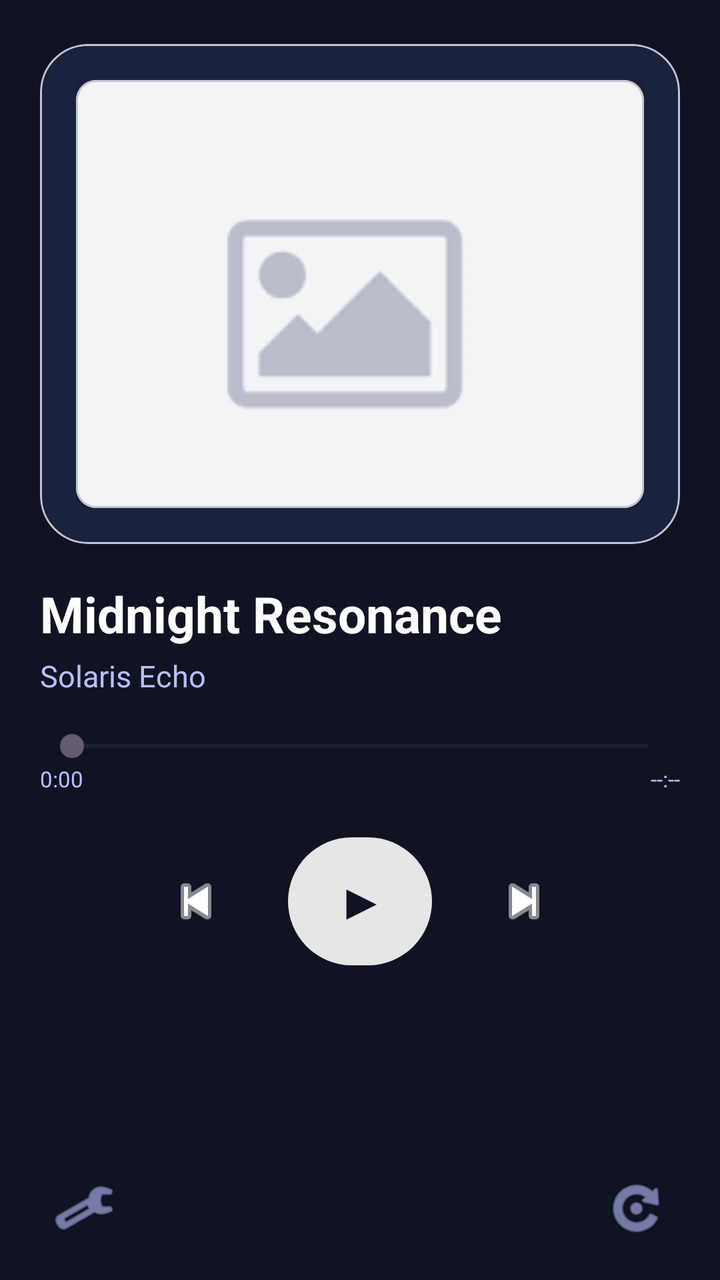
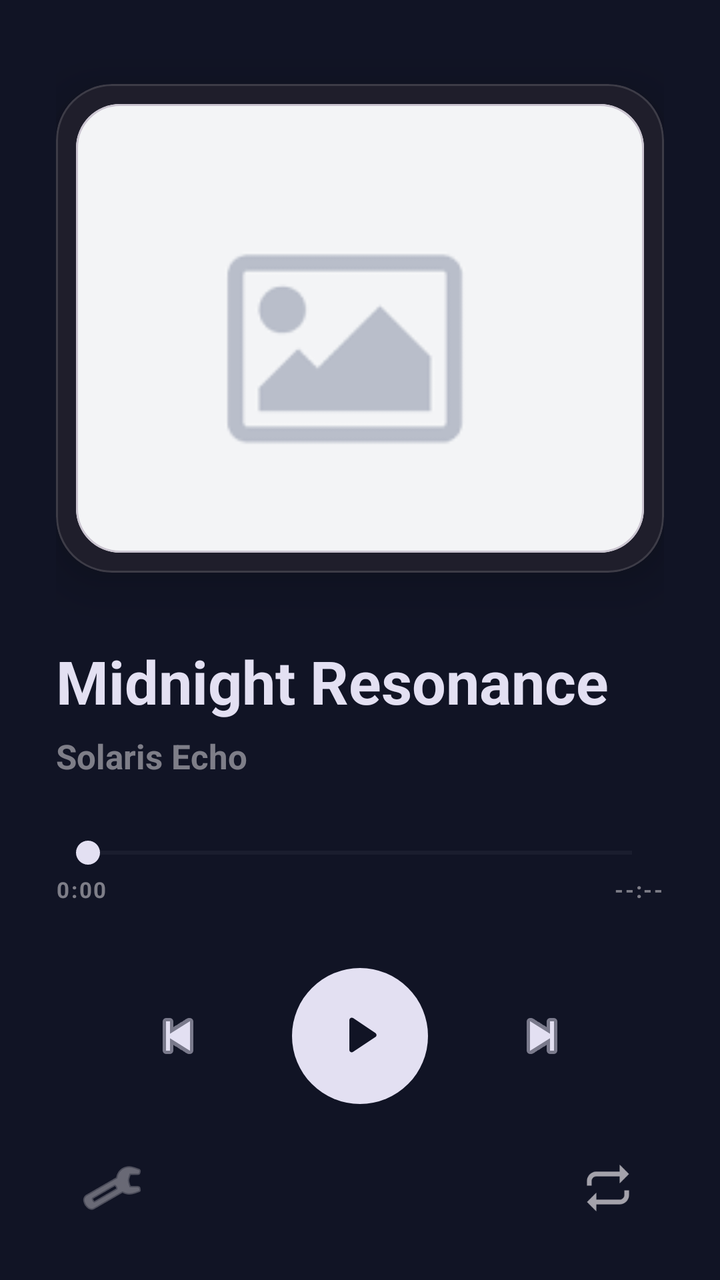

Screens rendered from an Android XML layout before and after an edit, with the pre-edit source and the edit as a unified diff.
<!-- AndroidManifest.xml: application theme Theme.FDPDPlayer -->
<!-- res/layout/fragment_cancion.xml -->
<?xml version="1.0" encoding="utf-8"?>
<LinearLayout xmlns:android="http://schemas.android.com/apk/res/android"
    xmlns:app="http://schemas.android.com/apk/res-auto"
    xmlns:tools="http://schemas.android.com/tools"
    android:layout_width="match_parent"
    android:layout_height="match_parent"
    android:orientation="vertical"
    android:background="#101322"
    android:paddingStart="20dp"
    android:paddingTop="18dp"
    android:paddingEnd="20dp"
    android:paddingBottom="14dp"
    tools:context=".fragments.internalFragments.itemFragments.CancionFragment">

    <LinearLayout
        android:layout_width="match_parent"
        android:layout_height="0dp"
        android:layout_weight="1"
        android:gravity="center_horizontal"
        android:orientation="vertical">

        <com.google.android.material.card.MaterialCardView
            android:layout_width="match_parent"
            android:layout_height="wrap_content"
            android:layout_marginTop="4dp"
            android:layout_marginBottom="18dp"
            app:cardBackgroundColor="#19233E"
            app:cardCornerRadius="24dp"
            app:cardElevation="0dp">

            <FrameLayout
                android:layout_width="match_parent"
                android:layout_height="250dp"
                android:padding="18dp">

                <com.google.android.material.card.MaterialCardView
                    android:layout_width="match_parent"
                    android:layout_height="match_parent"
                    app:cardBackgroundColor="#080A10"
                    app:cardCornerRadius="10dp"
                    app:cardElevation="8dp">

                    <ImageView
                        android:id="@+id/ivCaratula"
                        android:layout_width="match_parent"
                        android:layout_height="match_parent"
                        android:scaleType="centerCrop"
                        android:src="@drawable/imagenotfound" />
                </com.google.android.material.card.MaterialCardView>
            </FrameLayout>
        </com.google.android.material.card.MaterialCardView>

        <TextView
            android:id="@+id/tvNombreCancion"
            android:layout_width="match_parent"
            android:layout_height="wrap_content"
            android:ellipsize="end"
            android:maxLines="1"
            android:text="Midnight Resonance"
            android:textColor="@android:color/white"
            android:textSize="25sp"
            android:textStyle="bold" />

        <TextView
            android:id="@+id/tvSubCancion"
            android:layout_width="match_parent"
            android:layout_height="wrap_content"
            android:layout_marginTop="4dp"
            android:ellipsize="end"
            android:maxLines="1"
            android:text="Solaris Echo"
            android:textColor="#B9C0FF"
            android:textSize="15sp" />

        <SeekBar
            android:id="@+id/seekBarProgreso"
            android:layout_width="match_parent"
            android:layout_height="wrap_content"
            android:layout_marginTop="16dp"
            android:max="100"
            android:progress="0" />

        <LinearLayout
            android:layout_width="match_parent"
            android:layout_height="wrap_content"
            android:orientation="horizontal">

            <TextView
                android:id="@+id/tvTiempoActual"
                android:layout_width="0dp"
                android:layout_height="wrap_content"
                android:layout_weight="1"
                android:text="0:00"
                android:textColor="#B9C0FF"
                android:textSize="11sp" />

            <TextView
                android:id="@+id/tvTiempoFinal"
                android:layout_width="wrap_content"
                android:layout_height="wrap_content"
                android:text="--:--"
                android:textColor="#B9C0FF"
                android:textSize="11sp" />
        </LinearLayout>

        <LinearLayout
            android:layout_width="match_parent"
            android:layout_height="wrap_content"
            android:layout_marginTop="18dp"
            android:gravity="center"
            android:orientation="horizontal">

            <ImageButton
                android:id="@+id/btnAnterior"
                android:layout_width="48dp"
                android:layout_height="48dp"
                android:layout_marginEnd="22dp"
                android:background="@android:color/transparent"
                android:contentDescription="Canción anterior"
                android:src="@android:drawable/ic_media_previous"
                app:tint="@android:color/white" />

            <com.google.android.material.button.MaterialButton
                android:id="@+id/btnPlayPause"
                android:layout_width="72dp"
                android:layout_height="72dp"
                android:text="▶"
                android:textColor="#101322"
                android:textSize="24sp"
                android:textStyle="bold"
                app:backgroundTint="#E6E6E6"
                app:cornerRadius="36dp" />

            <ImageButton
                android:id="@+id/btnSiguiente"
                android:layout_width="48dp"
                android:layout_height="48dp"
                android:layout_marginStart="22dp"
                android:background="@android:color/transparent"
                android:contentDescription="Siguiente canción"
                android:src="@android:drawable/ic_media_next"
                app:tint="@android:color/white" />
        </LinearLayout>

    </LinearLayout>

    <LinearLayout
        android:layout_width="match_parent"
        android:layout_height="wrap_content"
        android:layout_marginTop="8dp"
        android:gravity="center_vertical"
        android:orientation="horizontal">

        <ImageButton
            android:id="@+id/btnConfigurar"
            android:layout_width="44dp"
            android:layout_height="44dp"
            android:background="@android:color/transparent"
            android:contentDescription="Configurar canción"
            android:src="@android:drawable/ic_menu_manage"
            app:tint="#B9C0FF" />

        <View
            android:layout_width="0dp"
            android:layout_height="1dp"
            android:layout_weight="1" />

        <ImageButton
            android:id="@+id/btnModoReproduccion"
            android:layout_width="44dp"
            android:layout_height="44dp"
            android:background="@android:color/transparent"
            android:contentDescription="Modo de reproducción"
            android:src="@android:drawable/ic_menu_rotate"
            app:tint="#B9C0FF" />
    </LinearLayout>

</LinearLayout>
<!-- resources referenced by this layout -->
<resources>
  <!-- drawable imagenotfound: png bitmap (drawable, 809 bytes) -->
  <style name="Theme.FDPDPlayer" parent="Base.Theme.FDPDPlayer" />
  <style name="Base.Theme.FDPDPlayer" parent="Theme.Material3.DayNight.NoActionBar">
          
          
      </style>
</resources>

<!-- the commit's change to res/layout/fragment_cancion.xml (unified diff, before → after) -->
@@ -4,12 +4,12 @@
     xmlns:tools="http://schemas.android.com/tools"
     android:layout_width="match_parent"
     android:layout_height="match_parent"
+    android:background="#111425"
     android:orientation="vertical"
-    android:background="#101322"
-    android:paddingStart="20dp"
-    android:paddingTop="18dp"
-    android:paddingEnd="20dp"
-    android:paddingBottom="14dp"
+    android:paddingStart="28dp"
+    android:paddingTop="22dp"
+    android:paddingEnd="28dp"
+    android:paddingBottom="22dp"
     tools:context=".fragments.internalFragments.itemFragments.CancionFragment">
 
     <LinearLayout
@@ -19,26 +19,33 @@
         android:gravity="center_horizontal"
         android:orientation="vertical">
 
+        <Space
+            android:layout_width="match_parent"
+            android:layout_height="12dp" />
+
         <com.google.android.material.card.MaterialCardView
             android:layout_width="match_parent"
-            android:layout_height="wrap_content"
-            android:layout_marginTop="4dp"
-            android:layout_marginBottom="18dp"
-            app:cardBackgroundColor="#19233E"
-            app:cardCornerRadius="24dp"
-            app:cardElevation="0dp">
+            android:layout_height="0dp"
+            android:layout_marginTop="8dp"
+            android:layout_marginBottom="34dp"
+            android:layout_weight="1"
+            app:cardBackgroundColor="#1F1E2B"
+            app:cardCornerRadius="28dp"
+            app:cardElevation="14dp"
+            app:strokeColor="#22FFFFFF"
+            app:strokeWidth="1dp">
 
             <FrameLayout
                 android:layout_width="match_parent"
-                android:layout_height="250dp"
-                android:padding="18dp">
+                android:layout_height="match_parent"
+                android:padding="10dp">
 
                 <com.google.android.material.card.MaterialCardView
                     android:layout_width="match_parent"
                     android:layout_height="match_parent"
-                    app:cardBackgroundColor="#080A10"
-                    app:cardCornerRadius="10dp"
-                    app:cardElevation="8dp">
+                    app:cardBackgroundColor="#0D0D19"
+                    app:cardCornerRadius="22dp"
+                    app:cardElevation="0dp">
 
                     <ImageView
                         android:id="@+id/ivCaratula"
@@ -46,8 +53,11 @@
                         android:layout_height="match_parent"
                         android:scaleType="centerCrop"
                         android:src="@drawable/imagenotfound" />
+
                 </com.google.android.material.card.MaterialCardView>
+
             </FrameLayout>
+
         </com.google.android.material.card.MaterialCardView>
 
         <TextView
@@ -57,32 +67,39 @@
             android:ellipsize="end"
             android:maxLines="1"
             android:text="Midnight Resonance"
-            android:textColor="@android:color/white"
-            android:textSize="25sp"
+            android:textColor="#E3E0F2"
+            android:textSize="30sp"
             android:textStyle="bold" />
 
         <TextView
             android:id="@+id/tvSubCancion"
             android:layout_width="match_parent"
             android:layout_height="wrap_content"
-            android:layout_marginTop="4dp"
+            android:layout_marginTop="6dp"
             android:ellipsize="end"
             android:maxLines="1"
             android:text="Solaris Echo"
-            android:textColor="#B9C0FF"
-            android:textSize="15sp" />
+            android:textColor="#99C8C5CC"
+            android:textSize="17sp"
+            android:textStyle="bold" />
 
         <SeekBar
             android:id="@+id/seekBarProgreso"
             android:layout_width="match_parent"
             android:layout_height="wrap_content"
-            android:layout_marginTop="16dp"
+            android:layout_marginTop="28dp"
             android:max="100"
-            android:progress="0" />
+            android:progress="0"
+            android:progressBackgroundTint="#26FFFFFF"
+            android:progressTint="#E3E0F2"
+            android:splitTrack="false"
+            android:thumbTint="#E3E0F2" />
 
         <LinearLayout
             android:layout_width="match_parent"
             android:layout_height="wrap_content"
+            android:layout_marginTop="2dp"
+            android:gravity="center_vertical"
             android:orientation="horizontal">
 
             <TextView
@@ -90,56 +107,75 @@
                 android:layout_width="0dp"
                 android:layout_height="wrap_content"
                 android:layout_weight="1"
+                android:letterSpacing="0.08"
                 android:text="0:00"
-                android:textColor="#B9C0FF"
-                android:textSize="11sp" />
+                android:textColor="#99C8C5CC"
+                android:textSize="11sp"
+                android:textStyle="bold" />
 
             <TextView
                 android:id="@+id/tvTiempoFinal"
                 android:layout_width="wrap_content"
                 android:layout_height="wrap_content"
+                android:letterSpacing="0.08"
                 android:text="--:--"
-                android:textColor="#B9C0FF"
-                android:textSize="11sp" />
+                android:textColor="#99C8C5CC"
+                android:textSize="11sp"
+                android:textStyle="bold" />
+
         </LinearLayout>
 
         <LinearLayout
             android:layout_width="match_parent"
             android:layout_height="wrap_content"
-            android:layout_marginTop="18dp"
+            android:layout_marginTop="32dp"
             android:gravity="center"
             android:orientation="horizontal">
 
             <ImageButton
                 android:id="@+id/btnAnterior"
-                android:layout_width="48dp"
-                android:layout_height="48dp"
-                android:layout_marginEnd="22dp"
+                android:layout_width="58dp"
+                android:layout_height="58dp"
+                android:layout_marginEnd="28dp"
                 android:background="@android:color/transparent"
                 android:contentDescription="Canción anterior"
+                android:padding="10dp"
                 android:src="@android:drawable/ic_media_previous"
-                app:tint="@android:color/white" />
+                app:tint="#E3E0F2" />
 
             <com.google.android.material.button.MaterialButton
                 android:id="@+id/btnPlayPause"
-                android:layout_width="72dp"
-                android:layout_height="72dp"
-                android:text="▶"
-                android:textColor="#101322"
-                android:textSize="24sp"
-                android:textStyle="bold"
-                app:backgroundTint="#E6E6E6"
-                app:cornerRadius="36dp" />
+                android:layout_width="68dp"
+                android:layout_height="68dp"
+                android:gravity="center"
+                android:insetLeft="0dp"
+                android:insetTop="0dp"
+                android:insetRight="0dp"
+                android:insetBottom="0dp"
+                android:minWidth="0dp"
+                android:minHeight="0dp"
+                android:padding="0dp"
+                android:text=""
+                app:backgroundTint="#E3E0F2"
+                app:cornerRadius="34dp"
+                app:elevation="8dp"
+                app:icon="@drawable/ic_player_play"
+                app:iconGravity="textStart"
+                app:iconPadding="0dp"
+                app:iconSize="34dp"
+                app:iconTint="#111425" />
 
             <ImageButton
                 android:id="@+id/btnSiguiente"
-                android:layout_width="48dp"
-                android:layout_height="48dp"
-                android:layout_marginStart="22dp"
+                android:layout_width="58dp"
+                android:layout_height="58dp"
+                android:layout_marginStart="28dp"
                 android:background="@android:color/transparent"
                 android:contentDescription="Siguiente canción"
+                android:padding="10dp"
                 android:src="@android:drawable/ic_media_next"
-                app:tint="@android:color/white" />
+                app:tint="#E3E0F2" />
+
         </LinearLayout>
 
     </LinearLayout>
@@ -147,18 +183,22 @@
     <LinearLayout
         android:layout_width="match_parent"
         android:layout_height="wrap_content"
-        android:layout_marginTop="8dp"
+        android:layout_marginTop="18dp"
         android:gravity="center_vertical"
-        android:orientation="horizontal">
+        android:orientation="horizontal"
+        android:paddingStart="4dp"
+        android:paddingEnd="4dp">
 
         <ImageButton
             android:id="@+id/btnConfigurar"
-            android:layout_width="44dp"
-            android:layout_height="44dp"
+            android:layout_width="48dp"
+            android:layout_height="48dp"
             android:background="@android:color/transparent"
             android:contentDescription="Configurar canción"
+            android:padding="11dp"
             android:src="@android:drawable/ic_menu_manage"
-            app:tint="#B9C0FF" />
+            app:tint="#CCC8C5CC"
+            tools:ignore="HardcodedText" />
 
         <View
             android:layout_width="0dp"
@@ -167,12 +207,14 @@
 
         <ImageButton
             android:id="@+id/btnModoReproduccion"
-            android:layout_width="44dp"
-            android:layout_height="44dp"
+            android:layout_width="48dp"
+            android:layout_height="48dp"
             android:background="@android:color/transparent"
             android:contentDescription="Modo de reproducción"
-            android:src="@android:drawable/ic_menu_rotate"
-            app:tint="#B9C0FF" />
+            android:padding="11dp"
+            android:src="@drawable/ic_repeat"
+            app:tint="#CCC8C5CC" />
+
     </LinearLayout>
 
 </LinearLayout>
<!-- resource entries referenced after the edit -->
@@ -1,5 +1,31 @@
 <!-- resources referenced by this layout -->
 <resources>
+  <!-- drawable ic_player_play (drawable) -->
+  <?xml version="1.0" encoding="utf-8"?>
+  <vector xmlns:android="http://schemas.android.com/apk/res/android"
+      android:width="32dp"
+      android:height="32dp"
+      android:viewportWidth="32"
+      android:viewportHeight="32">
+  
+      <path
+          android:fillColor="#FFFFFFFF"
+          android:pathData="M11,8.5C11,7.6 12,7.05 12.75,7.55L23.25,14.55C23.95,15.02 23.95,16.02 23.25,16.49L12.75,23.49C12,23.99 11,23.45 11,22.55V8.5Z" />
+  
+  </vector>
+  <!-- drawable ic_repeat (drawable) -->
+  <?xml version="1.0" encoding="utf-8"?>
+  <vector xmlns:android="http://schemas.android.com/apk/res/android"
+      android:width="28dp"
+      android:height="28dp"
+      android:viewportWidth="24"
+      android:viewportHeight="24">
+  
+      <path
+          android:fillColor="#FFFFFFFF"
+          android:pathData="M7,7H17V10L21,6L17,2V5H7C4.79,5 3,6.79 3,9V11H5V9C5,7.9 5.9,7 7,7ZM17,17H7V14L3,18L7,22V19H17C19.21,19 21,17.21 21,15V13H19V15C19,16.1 18.1,17 17,17Z" />
+  
+  </vector>
   <!-- drawable imagenotfound: png bitmap (drawable, 809 bytes) -->
   <style name="Theme.FDPDPlayer" parent="Base.Theme.FDPDPlayer" />
   <style name="Base.Theme.FDPDPlayer" parent="Theme.Material3.DayNight.NoActionBar">
